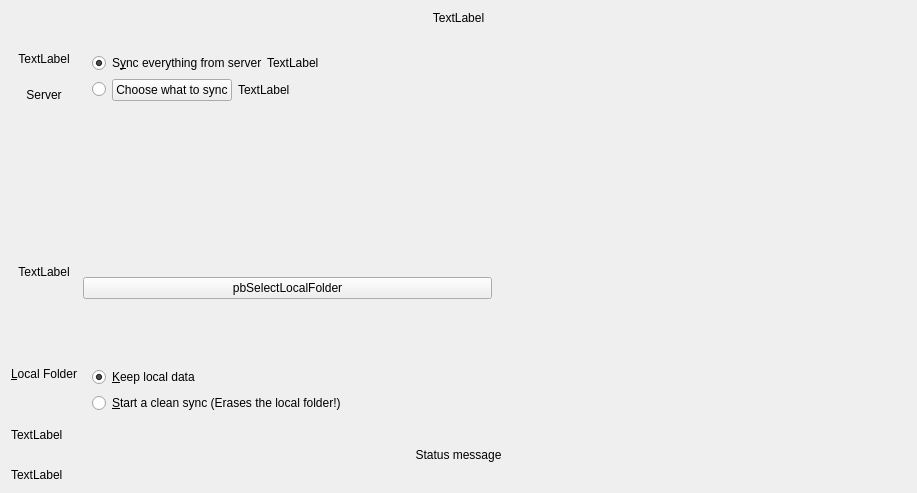
This is client/src/gui/wizard/owncloudadvancedsetuppage.ui in osoussan/mokapress-v1 as Qt 5 draws it before an edit. The edited form follows.
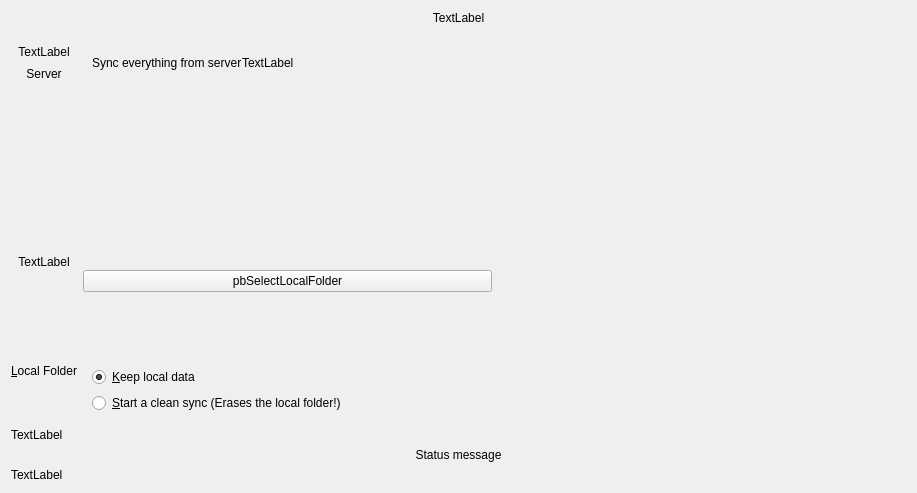
This is the edited form.

What changed in the file:
```diff
--- a/client/src/gui/wizard/owncloudadvancedsetuppage.ui
+++ b/client/src/gui/wizard/owncloudadvancedsetuppage.ui
@@ -219,12 +219,9 @@
            <number>0</number>
           </property>
           <item>
-           <widget class="QRadioButton" name="rSyncEverything">
+           <widget class="QLabel" name="rSyncEverything">
             <property name="text">
-             <string>S&amp;ync everything from server</string>
-            </property>
-            <property name="checked">
-             <bool>true</bool>
+             <string>Sync everything from server</string>
             </property>
            </widget>
           </item>
@@ -250,44 +247,6 @@
           </item>
          </layout>
         </item>
-        <item>
-         <layout class="QHBoxLayout" name="horizontalLayout">
-          <item>
-           <widget class="QRadioButton" name="rSelectiveSync">
-            <property name="text">
-             <string/>
-            </property>
-           </widget>
-          </item>
-          <item>
-           <widget class="QPushButton" name="bSelectiveSync">
-            <property name="text">
-             <string>Choose what to sync</string>
-            </property>
-           </widget>
-          </item>
-          <item>
-           <widget class="QLabel" name="lSelectiveSyncSizeLabel">
-            <property name="text">
-             <string>TextLabel</string>
-            </property>
-           </widget>
-          </item>
-          <item>
-           <spacer name="horizontalSpacer">
-            <property name="orientation">
-             <enum>Qt::Horizontal</enum>
-            </property>
-            <property name="sizeHint" stdset="0">
-             <size>
-              <width>40</width>
-              <height>20</height>
-             </size>
-            </property>
-           </spacer>
-          </item>
-         </layout>
-        </item>
        </layout>
       </widget>
      </item>
```
